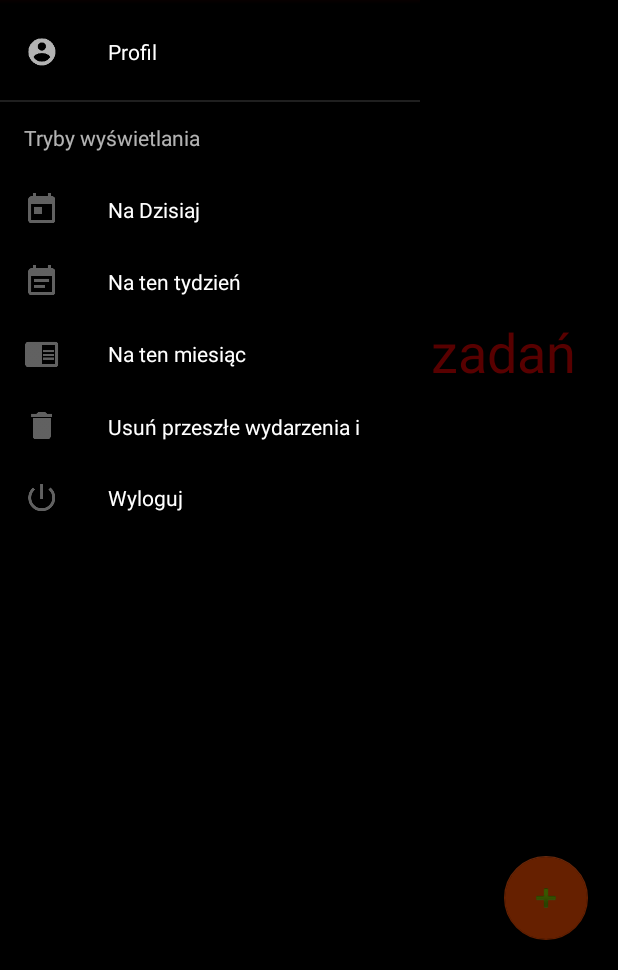
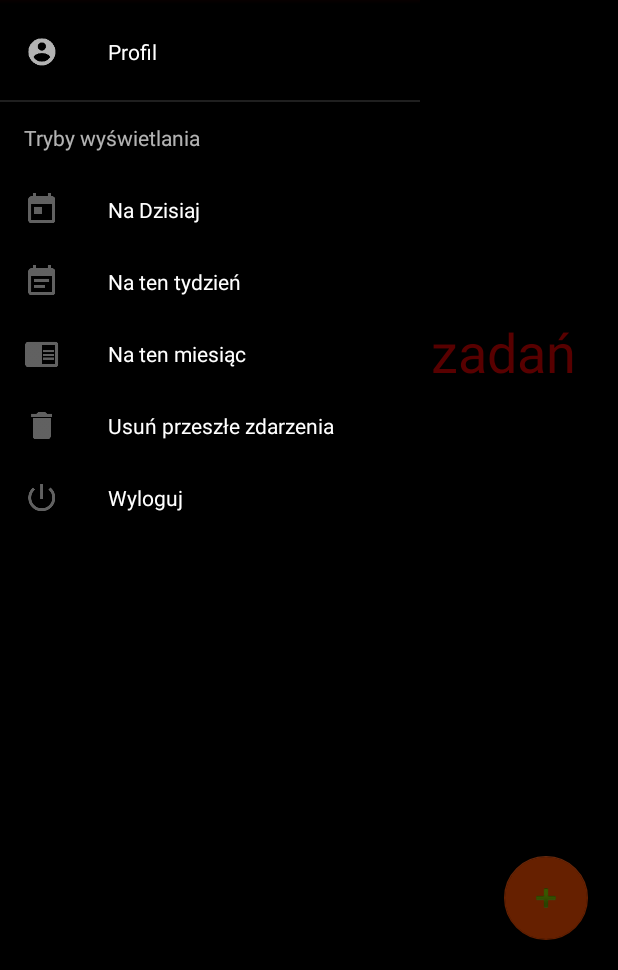
Before and after one commit to MatriX357/Sesame, an Android app: the SesameActivity screen opened directly, with no data from a screen before it, with the side drawer open, on a phone screen of 412 x 824 dp, the part 266-1236 px from its top. Run offline under Robolectric (Android 15) with nearby library versions, the phone set to English and light mode, and no system bars.

Commit message:
Strings warrior

```diff
--- a/app/src/main/res/values/strings.xml
+++ b/app/src/main/res/values/strings.xml
@@ -19,7 +19,7 @@
     <string name="navigation_drawer_close">Close navigation drawer</string>
     <string name="add_task">Dodaj zadanie</string>
     <string name="edit_task">Edytuj Zadanie</string>
-    <string name="delete_finished">Usuń przeszłe wydarzenia i zadania</string>
+    <string name="delete_finished">Usuń przeszłe zdarzenia</string>
     <string name="views">Tryby wyświetlania</string>
     <string name="for_Today">Na Dzisiaj</string>
     <string name="for_Week">Na ten tydzień</string>
```
